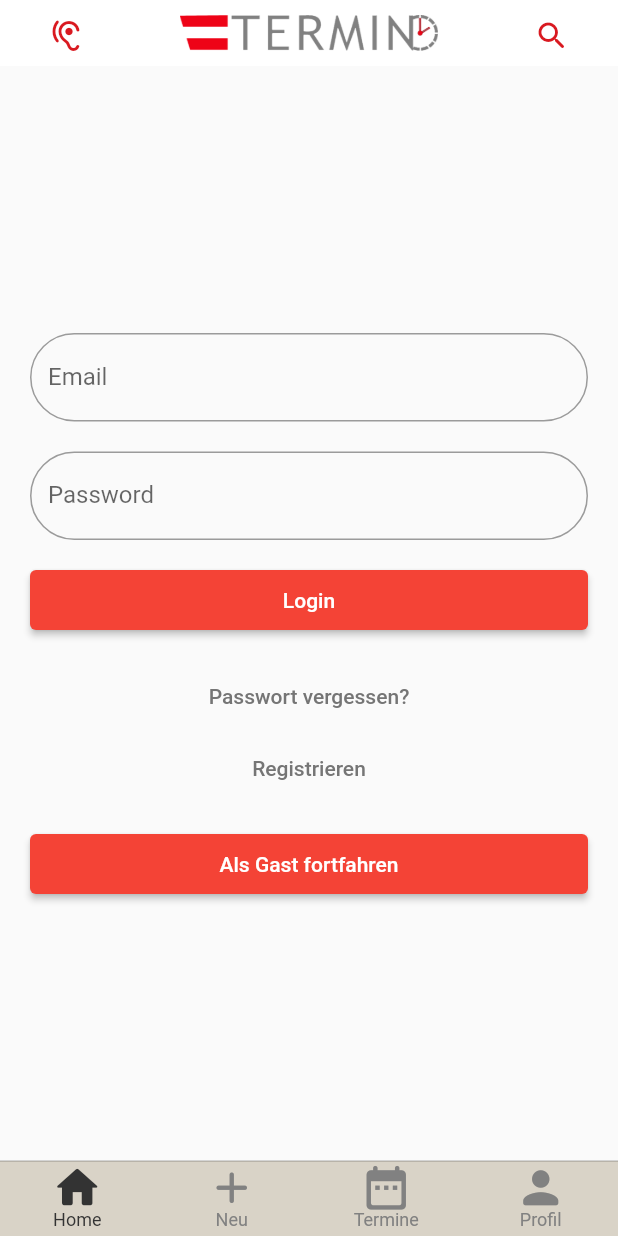
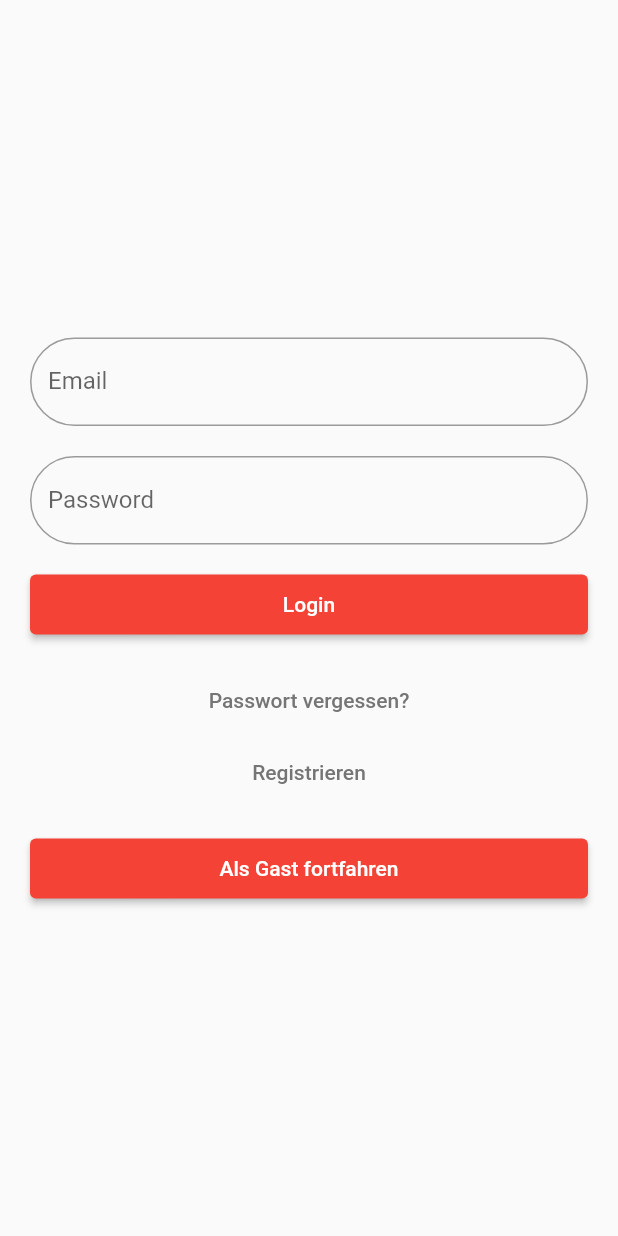
Before and after one commit to hytechat/termino-dev, a Flutter app: the screen it shows after launch, after a tap on "Login", on a phone screen of 412 x 824 dp. Run offline on Flutter 3.47's test engine with Material 2 defaults, Android fonts, the phone set to English and light mode, and no system bars; our stand-ins replace email_validator, flutter_tts, fluttertoast; missing offline and left inert: syncfusion_flutter_pdfviewer, syncfusion_flutter_pdfviewer_web.

Commit message:
small changes

```diff
--- a/frontend/lib/app.dart
+++ b/frontend/lib/app.dart
@@ -1,6 +1,5 @@
 import 'package:flutter/cupertino.dart';
 import 'package:flutter/material.dart';
-import 'package:termino_frontend/config/colours.dart';
 import 'package:termino_frontend/config/config_expo.dart';
 import 'package:termino_frontend/pages/pagesGeruest/pagesgerues.dart';
 
--- a/frontend/lib/main.dart
+++ b/frontend/lib/main.dart
@@ -1,10 +1,10 @@
 import 'package:flutter/material.dart';
 import 'package:termino_frontend/app.dart';
-//import 'package:termino_frontend/pages/pagesGeruest/views/login_page.dart';
+import 'package:termino_frontend/pages/pagesGeruest/views/login_page.dart';
 
 
 void main() {
- runApp( appBasic());
+ //runApp( appBasic());
 
- // runApp( Login());
+ runApp( Login());
 }
--- a/frontend/lib/pages/pagesGeruest/pagesgerues.dart
+++ b/frontend/lib/pages/pagesGeruest/pagesgerues.dart
@@ -26,16 +26,16 @@ class _PagesGeruestState extends State<PagesGeruest> {
             late final Widget returnWidget;
             switch (index) {
               //tbh weiß ned ob das auf die art und weise das betse ist tutorial wäre das vl ned schlecht https://codelabs.developers.google.com/codelabs/flutter-cupertino#2 is auch im lernpfadd
+              /*case 0:
+                returnWidget = Login();
+                break;*/
               case 0:
-                returnWidget = Login();
+                returnWidget = TerminErstellenPage();
                 break;
               case 1:
-                returnWidget = TerminErstellenPage();
+                returnWidget = TermineEinsehenPage();
                 break;
               case 2:
-                returnWidget = TermineEinsehenPage();
-                break;
-              case 3:
                 //returnWidget = ProfilEinsehenPage();
                 returnWidget = const FaqPage();
                 break;
--- a/frontend/lib/pages/pagesGeruest/views/login_page.dart
+++ b/frontend/lib/pages/pagesGeruest/views/login_page.dart
@@ -1,6 +1,21 @@
 import 'package:flutter/material.dart';
+import 'package:termino_frontend/app.dart';
+
+import '../pagesgerues.dart';
+import 'home_page.dart';
+
 class Login extends StatelessWidget {
-  const Login({Key? key}) : super(key: key);
+  Login({Key? key}) : super(key: key);
+
+  //2 Controller um User Input zu holen
+  final MailController = TextEditingController();
+  final PasswController = TextEditingController();
+
+  //Key definieren für Fehlermessage
+
+  //Variablen definieren für Demo User
+  String mail = '';
+  String passwort = '';
 
   // This widget is the root of your application.
   @override
@@ -20,16 +35,15 @@ class Login extends StatelessWidget {
           primarySwatch: Colors.red,
         ),
         home: Scaffold(
-
             body: Center(
           child: Column(
             crossAxisAlignment: CrossAxisAlignment.center,
             mainAxisAlignment: MainAxisAlignment.center,
             children: <Widget>[
-
               Container(
                 padding: const EdgeInsets.fromLTRB(20, 20, 20, 0),
                 child: TextField(
+                  controller: MailController,
                   decoration: InputDecoration(
                     border: OutlineInputBorder(
                       borderRadius: BorderRadius.circular(90.0),
@@ -41,6 +55,7 @@ class Login extends StatelessWidget {
               Container(
                 padding: const EdgeInsets.fromLTRB(20, 20, 20, 0),
                 child: TextField(
+                  controller: PasswController,
                   obscureText: true,
                   decoration: InputDecoration(
                     border: OutlineInputBorder(
@@ -58,7 +73,8 @@ class Login extends StatelessWidget {
                         minimumSize: const Size.fromHeight(50),
                       ),
                       child: const Text('Login'),
-                        onPressed: () {},
+                      onPressed: () => Navigator.pushNamed(context
+                      , "app"),
                       )),
               TextButton(
                 onPressed: () {},
@@ -89,3 +105,8 @@ class Login extends StatelessWidget {
         )));
   }
 }
+
+void _navigateIntoApp(BuildContext context) {
+  Navigator.of(context)
+      .push(MaterialPageRoute(builder: (context) => appBasic()));
+}
```
Also changed, not shown: 2 other files. Lines whose indentation alone changed are shown as unchanged.
